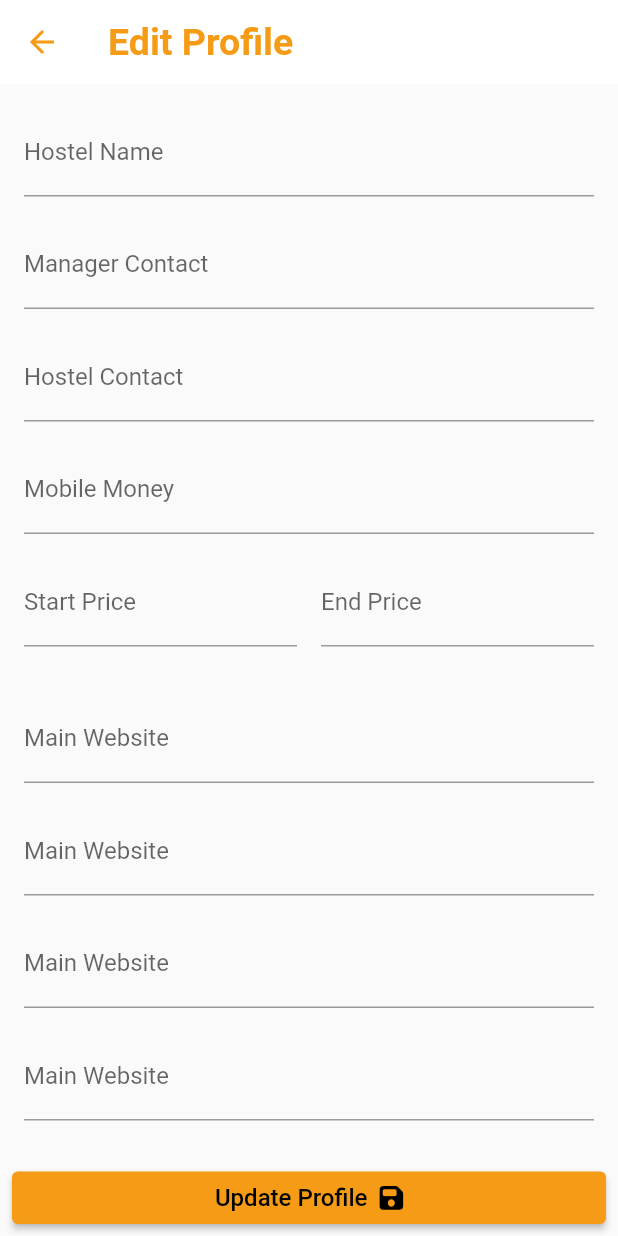
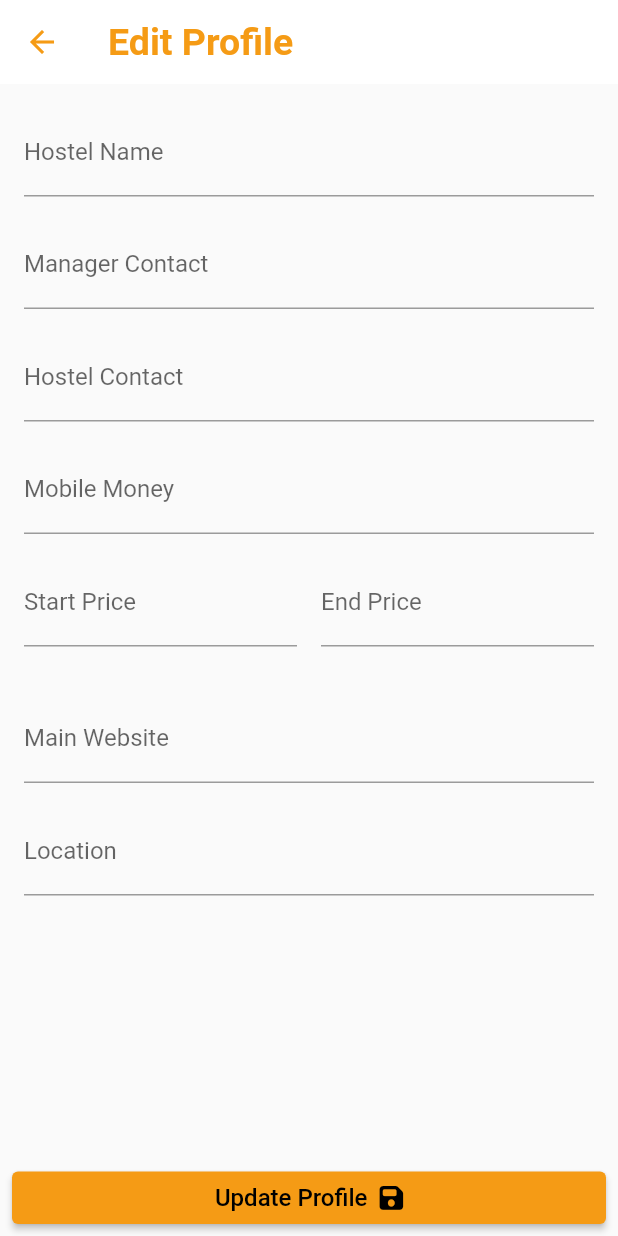
Before and after one commit to Codernointed/iremmiaa, a Flutter app: the ProfilePage screen opened directly with empty values, after a tap on "Edit Profile", on a phone screen of 412 x 824 dp. Run offline on Flutter 3.47's test engine with Material 2 defaults, Android fonts, the phone set to English and light mode, and no system bars; our stand-ins replace flutter_secure_storage, font_awesome_flutter, google_fonts; missing offline and left inert: qr_code_scanner; accounts and stored records are empty; network calls fail.

```diff
--- a/lib/pages/edit_profile_page.dart
+++ b/lib/pages/edit_profile_page.dart
@@ -141,11 +141,6 @@ class _EditProfilePageState extends State<EditProfilePage> {
                     _buildTextField('Mobile Money', mobileMoneyController),
                     _buildPriceRangeFields(),
                     _buildTextField('Main Website', mainWebsiteController),
-                    _buildTextField('Main Website', mainWebsiteController),
-                    _buildTextField('Main Website', mainWebsiteController),
-                    _buildTextField('Main Website', mainWebsiteController),
-                    _buildTextField('Main Website', mainWebsiteController),
-                    _buildTextField('Main Website', mainWebsiteController),
                     _buildTextField('Location', locationController),
                   ],
                 ),
--- a/lib/profile_page.dart
+++ b/lib/profile_page.dart
@@ -15,7 +15,7 @@ class ProfilePage extends StatefulWidget {
 class _ProfilePageState extends State<ProfilePage> {
   String hostelName = '';
   String managerName = '';
-  String managerProfilePicture = 'assets/unknown_profile.jpg';
+  String managerProfilePicture = '';
   String hostelImage = '';
   int numberOfRooms = 0;
   int numberOfTenants = 0;
@@ -39,17 +39,17 @@ class _ProfilePageState extends State<ProfilePage> {
 
       if (response.statusCode == 200) {
         final data = json.decode(response.body);
-        print(response.statusCode);
-        print(response.body);
-        print(data);
+
         setState(() {
           hostelName = data['hostel_name'] ?? '';
           managerName = data['manager'] ?? '';
           numberOfRooms = data['number_of_rooms'] ?? 0;
           numberOfTenants = data['number_of_tenants'] ?? 0;
           numberOfRoomsOccupied = data['number_rooms_occupied'] ?? 0;
-          // managerProfilePicture = data['hostel_manager_profile_picture']
-          hostelImage = data['hostel_image'] ?? 'assets/coverphoto.jpeg';
+          final baseUrl = 'https://ethenatx.pythonanywhere.com';
+          managerProfilePicture =
+              '$baseUrl${data['hostel_manager_profile_picture']}';
+          hostelImage = '$baseUrl${data['hostel_image']}';
         });
       } else {
         throw Exception('Failed to load data');
@@ -163,7 +163,7 @@ class _ProfilePageState extends State<ProfilePage> {
         padding: const EdgeInsetsDirectional.fromSTEB(10, 0, 0, 0),
         child: ClipRRect(
           borderRadius: BorderRadius.circular(50),
-          child: Image.asset(
+          child: Image.network(
             managerProfilePicture,
             width: 80,
             height: 80,
```
